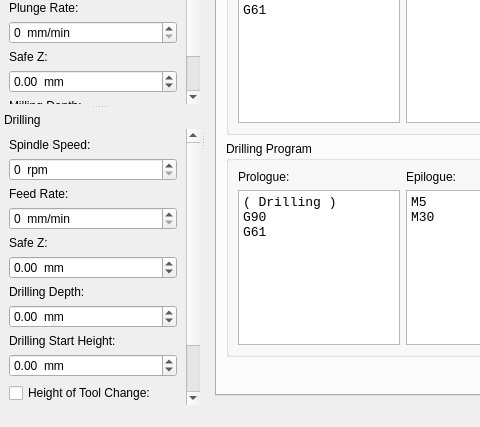
The window that src/mainwindow.ui (vdm-dev/StepCAM) describes before a commit, drawn with Qt 5; both pictures show x 0 to 480 and y 173 to 600 of the 600 by 600 pixel window.
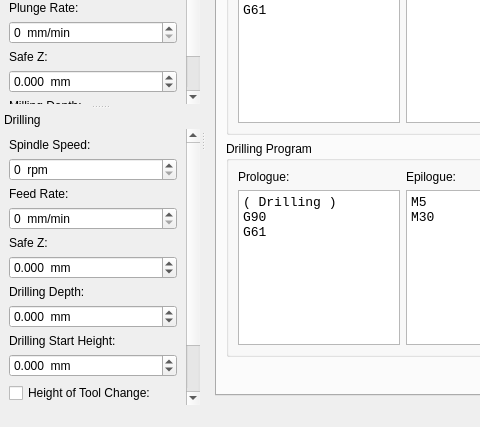
The same window after the commit. Icons and pictures are not drawn.

```diff
--- a/src/mainwindow.ui
+++ b/src/mainwindow.ui
@@ -472,6 +472,9 @@
            <property name="suffix">
             <string>  mm</string>
            </property>
+           <property name="decimals">
+            <number>3</number>
+           </property>
            <property name="minimum">
             <double>-1000000.000000000000000</double>
            </property>
@@ -644,6 +647,9 @@
            <property name="suffix">
             <string>  mm</string>
            </property>
+           <property name="decimals">
+            <number>3</number>
+           </property>
            <property name="minimum">
             <double>-1000000.000000000000000</double>
            </property>
@@ -670,6 +676,9 @@
            <property name="suffix">
             <string>  mm</string>
            </property>
+           <property name="decimals">
+            <number>3</number>
+           </property>
            <property name="minimum">
             <double>-1000000.000000000000000</double>
            </property>
@@ -696,6 +705,9 @@
            <property name="suffix">
             <string>  mm</string>
            </property>
+           <property name="decimals">
+            <number>3</number>
+           </property>
            <property name="minimum">
             <double>-1000000.000000000000000</double>
            </property>
```
Left out of the diff: 6 changed lines with no effect on the pictures.
